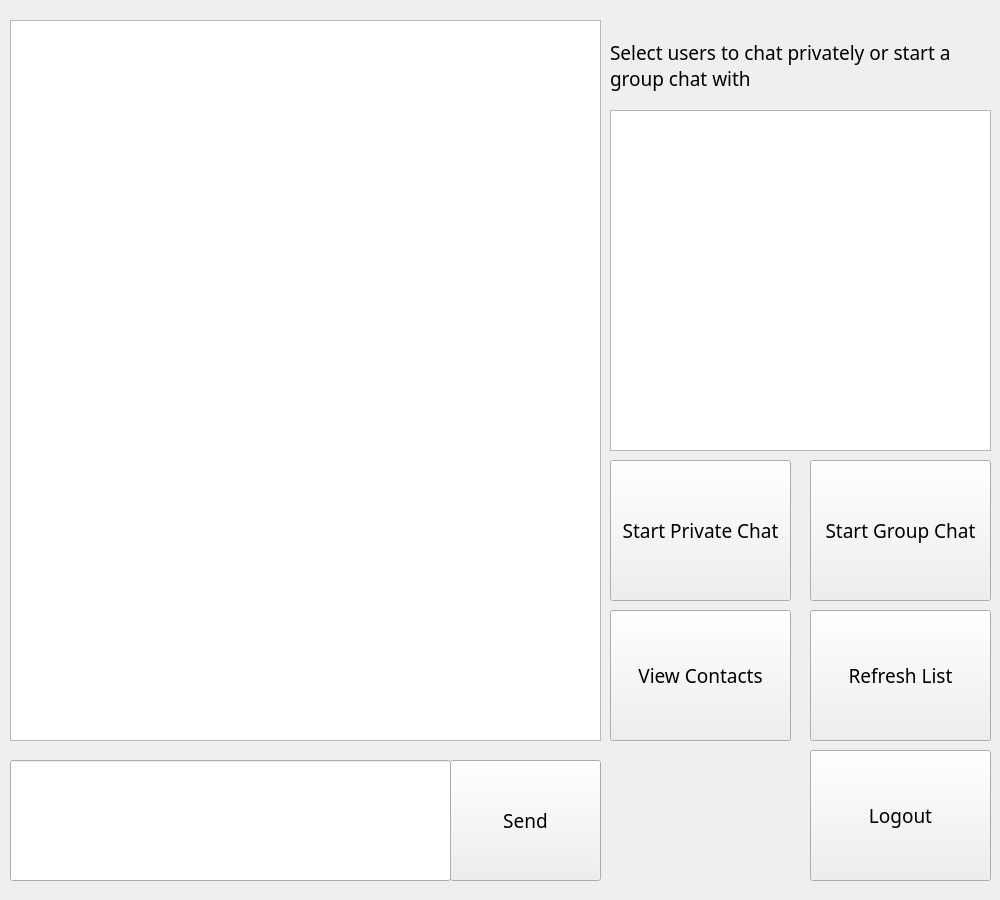
Old version of the form client_interface.ui in the repository tarunjoseph93/Client-QT-Application.
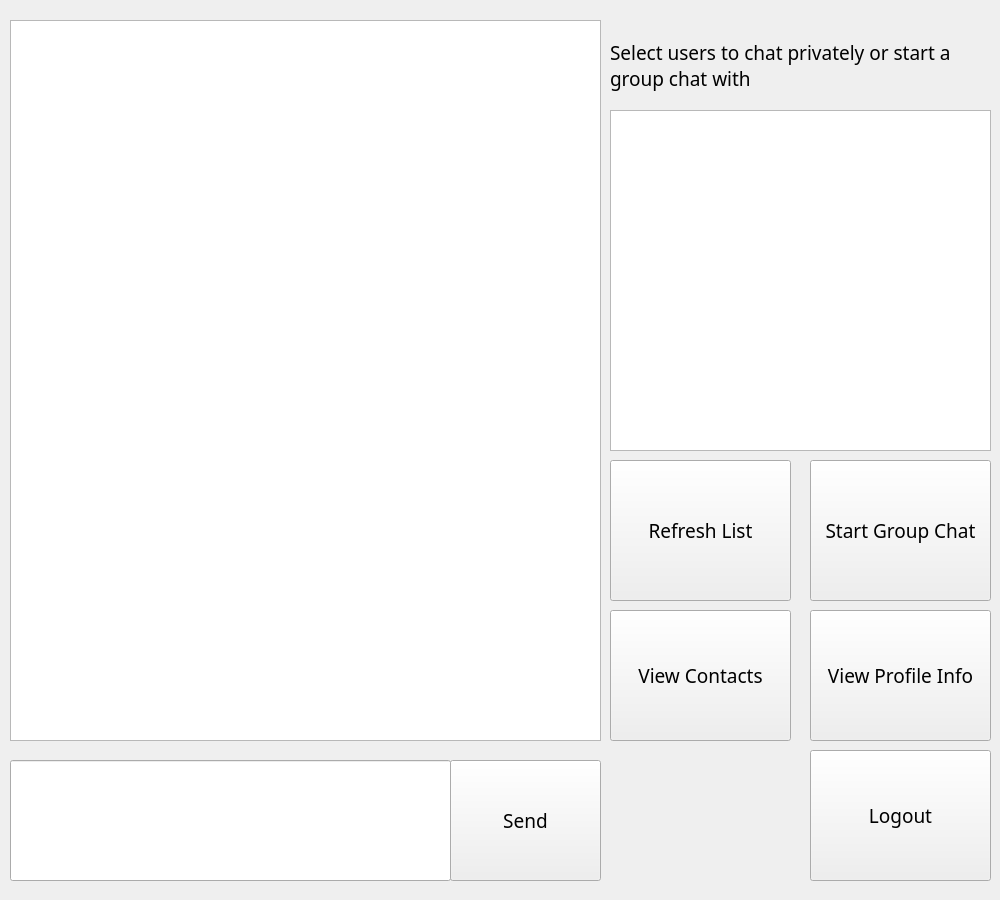
New version of the form. The open tabs and pages were chosen to show the change.

Commit message: Added skeleton frameworks for Registration and Profile Info. Need to work on handling their data and then, GroupChat

Diff of the .ui file:
```diff
--- a/client_interface.ui
+++ b/client_interface.ui
@@ -357,14 +357,14 @@
     <widget class="QPushButton" name="pushButton_privChat">
      <property name="geometry">
       <rect>
-       <x>610</x>
-       <y>460</y>
+       <x>810</x>
+       <y>610</y>
        <width>181</width>
-       <height>141</height>
+       <height>131</height>
       </rect>
      </property>
      <property name="text">
-      <string>Start Private Chat</string>
+      <string>View Profile Info</string>
      </property>
     </widget>
     <widget class="QPushButton" name="pushButton_groupChat">
@@ -425,10 +425,10 @@
     <widget class="QPushButton" name="pushButton_refreshList">
      <property name="geometry">
       <rect>
-       <x>810</x>
-       <y>610</y>
+       <x>610</x>
+       <y>460</y>
        <width>181</width>
-       <height>131</height>
+       <height>141</height>
       </rect>
      </property>
      <property name="text">
```
Left out of the diff: 6 changed lines with no effect on the pictures. The commit also changes 9 other files.
